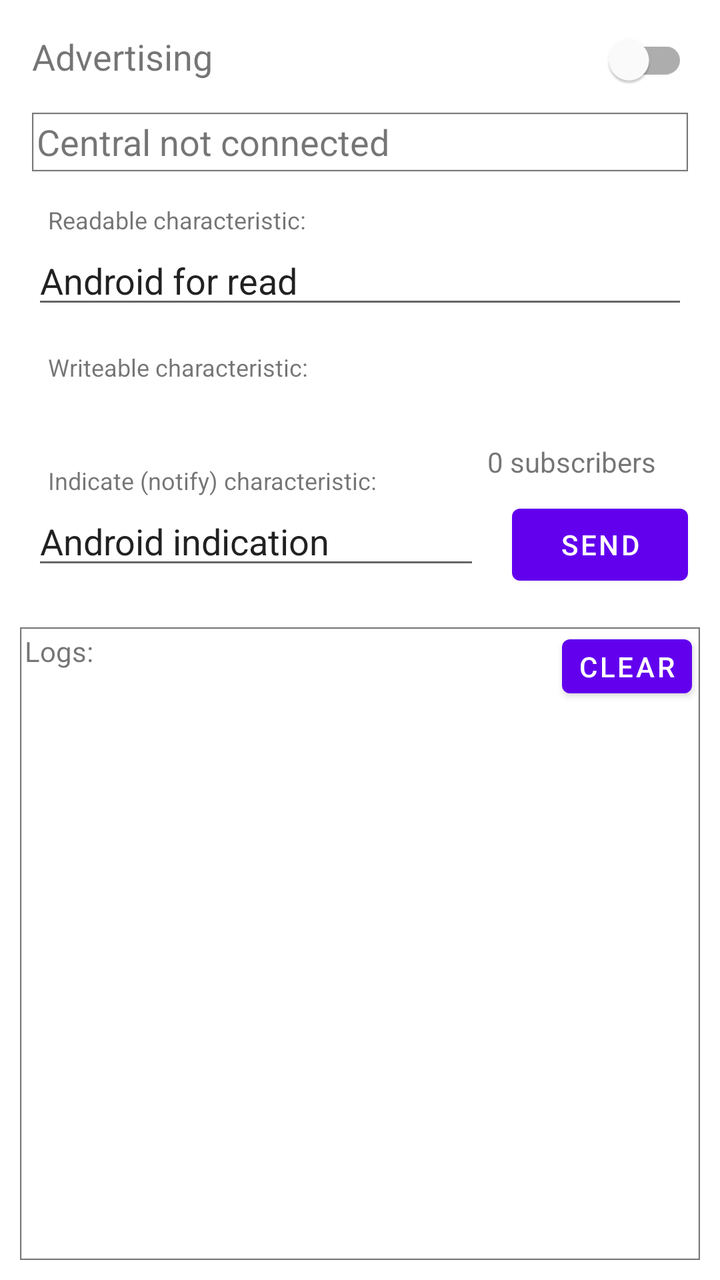
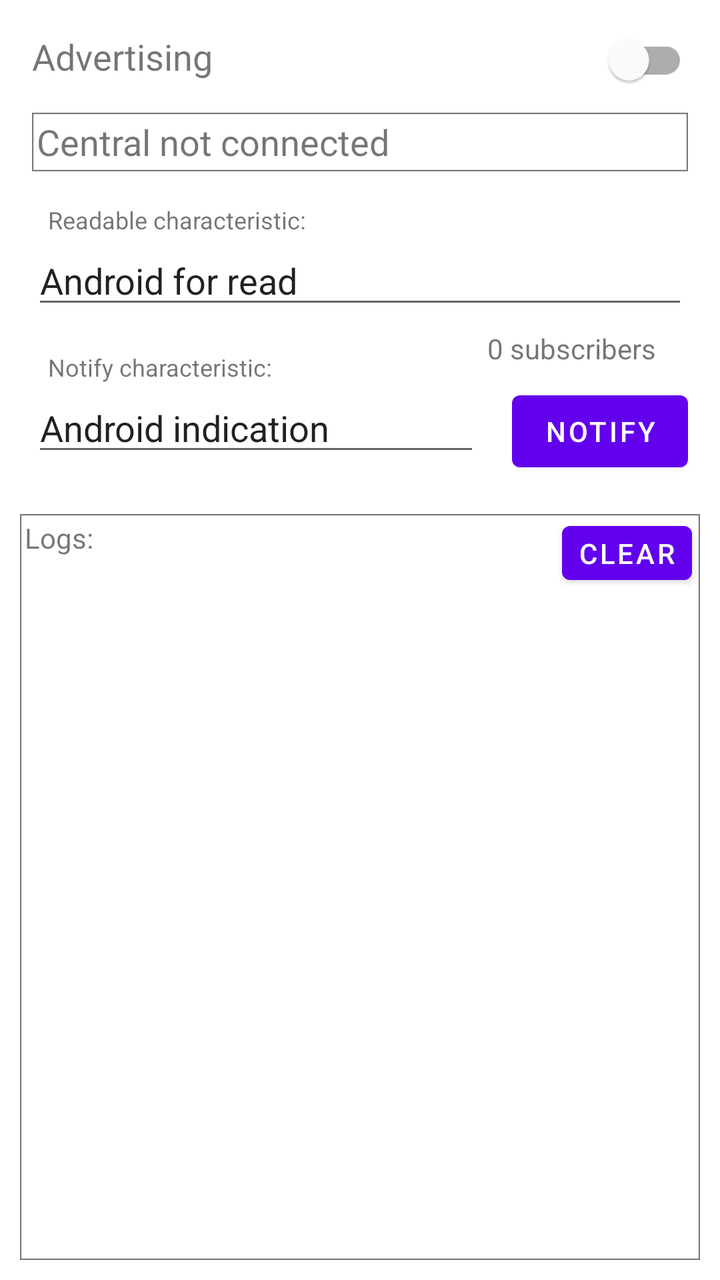

Before-and-after screenshots of an Android layout around one commit, followed by the original layout XML and the change that was made.
<!-- AndroidManifest.xml: application theme Theme.BLEProofPeripheral -->
<!-- res/layout/activity_main.xml -->
<?xml version="1.0" encoding="utf-8"?>
<androidx.constraintlayout.widget.ConstraintLayout xmlns:android="http://schemas.android.com/apk/res/android"
    xmlns:app="http://schemas.android.com/apk/res-auto"
    xmlns:tools="http://schemas.android.com/tools"
    android:layout_width="match_parent"
    android:layout_height="match_parent"
    android:layout_marginTop="96dp"
    tools:context=".MainActivity">

    <TextView
        android:id="@+id/textViewIsAdvertising"
        android:layout_width="wrap_content"
        android:layout_height="wrap_content"
        android:layout_marginStart="16dp"
        android:layout_marginTop="16dp"
        android:text="@string/text_static_is_advertising"
        android:textSize="18sp"
        app:layout_constraintStart_toStartOf="parent"
        app:layout_constraintTop_toTopOf="parent" />

    <com.google.android.material.switchmaterial.SwitchMaterial
        android:id="@+id/switchAdvertising"
        android:layout_width="wrap_content"
        android:layout_height="wrap_content"
        android:layout_marginEnd="16dp"
        android:checked="false"
        app:layout_constraintBaseline_toBaselineOf="@+id/textViewIsAdvertising"
        app:layout_constraintEnd_toEndOf="parent" />

    <ScrollView
        android:id="@+id/scrollViewLog"
        android:layout_width="match_parent"
        android:layout_height="0dp"
        android:layout_marginStart="10dp"
        android:layout_marginTop="24dp"
        android:layout_marginEnd="10dp"
        android:layout_marginBottom="10dp"
        android:layout_weight="1"
        android:background="@drawable/img_gray_border"
        app:layout_constraintBottom_toBottomOf="parent"
        app:layout_constraintEnd_toEndOf="parent"
        app:layout_constraintHorizontal_bias="0.0"
        app:layout_constraintStart_toStartOf="parent"
        app:layout_constraintTop_toBottomOf="@+id/editTextCharForIndicate">

        <TextView
            android:id="@+id/textViewLog"
            android:layout_width="wrap_content"
            android:layout_height="wrap_content"
            android:text="Logs:" />

    </ScrollView>

    <TextView
        android:id="@+id/textViewConnectionState"
        android:layout_width="0dp"
        android:layout_height="wrap_content"
        android:layout_marginStart="16dp"
        android:layout_marginTop="16dp"
        android:layout_marginEnd="16dp"
        android:background="@drawable/img_gray_border"
        android:text="@string/text_disconnected"
        android:textSize="18sp"
        app:layout_constraintEnd_toEndOf="parent"
        app:layout_constraintStart_toStartOf="parent"
        app:layout_constraintTop_toBottomOf="@+id/textViewIsAdvertising" />

    <TextView
        android:id="@+id/textViewCharForWrite"
        android:layout_width="wrap_content"
        android:layout_height="wrap_content"
        android:layout_marginStart="16dp"
        android:textSize="18sp"
        app:layout_constraintStart_toStartOf="parent"
        app:layout_constraintTop_toBottomOf="@+id/textViewHintCharForWrite" />

    <TextView
        android:id="@+id/textViewHintCharForWrite"
        android:layout_width="wrap_content"
        android:layout_height="wrap_content"
        android:layout_marginStart="24dp"
        android:layout_marginTop="16dp"
        android:text="@string/text_static_char_for_write"
        android:textSize="12sp"
        app:layout_constraintStart_toStartOf="parent"
        app:layout_constraintTop_toBottomOf="@+id/editTextCharForRead" />

    <TextView
        android:id="@+id/textViewHintCharForRead"
        android:layout_width="wrap_content"
        android:layout_height="wrap_content"
        android:layout_marginStart="24dp"
        android:layout_marginTop="16dp"
        android:labelFor="@id/editTextCharForRead"
        android:text="@string/text_static_char_for_read"
        android:textSize="12sp"
        app:layout_constraintStart_toStartOf="parent"
        app:layout_constraintTop_toBottomOf="@+id/textViewConnectionState" />

    <EditText
        android:id="@+id/editTextCharForRead"
        android:layout_width="0dp"
        android:layout_height="wrap_content"
        android:layout_marginStart="16dp"
        android:layout_marginEnd="16dp"
        android:ems="10"
        android:importantForAutofill="no"
        android:inputType="text"
        android:text="Android for read"
        app:layout_constraintEnd_toEndOf="parent"
        app:layout_constraintStart_toStartOf="parent"
        app:layout_constraintTop_toBottomOf="@+id/textViewHintCharForRead" />

    <TextView
        android:id="@+id/textViewHintCharForIndicate"
        android:layout_width="wrap_content"
        android:layout_height="wrap_content"
        android:layout_marginStart="24dp"
        android:layout_marginTop="16dp"
        android:text="@string/text_static_char_for_indicate"
        android:textSize="12sp"
        app:layout_constraintStart_toStartOf="parent"
        app:layout_constraintTop_toBottomOf="@+id/textViewCharForWrite" />

    <EditText
        android:id="@+id/editTextCharForIndicate"
        android:layout_width="0dp"
        android:layout_height="wrap_content"
        android:layout_marginStart="16dp"
        android:layout_marginEnd="16dp"
        android:ems="10"
        android:inputType="text"
        android:text="Android indication"
        app:layout_constraintEnd_toStartOf="@+id/buttonSend"
        app:layout_constraintStart_toStartOf="parent"
        app:layout_constraintTop_toBottomOf="@+id/textViewHintCharForIndicate" />

    <Button
        android:id="@+id/buttonSend"
        android:layout_width="wrap_content"
        android:layout_height="wrap_content"
        android:layout_marginEnd="16dp"
        android:onClick="onTapSend"
        android:text="@string/button_send"
        app:layout_constraintBaseline_toBaselineOf="@+id/editTextCharForIndicate"
        app:layout_constraintEnd_toEndOf="parent" />

    <TextView
        android:id="@+id/textViewSubscribers"
        android:layout_width="wrap_content"
        android:layout_height="wrap_content"
        android:layout_marginEnd="32dp"
        android:layout_marginBottom="8dp"
        android:text="0 subscribers"
        app:layout_constraintBottom_toTopOf="@+id/buttonSend"
        app:layout_constraintEnd_toEndOf="parent" />

    <Button
        android:id="@+id/buttonClearLog"
        android:layout_width="wrap_content"
        android:layout_height="wrap_content"
        android:layout_marginEnd="4dp"
        android:minWidth="48dip"
        android:minHeight="32dip"
        android:onClick="onTapClearLog"
        android:paddingLeft="8dp"
        android:paddingTop="4dp"
        android:paddingRight="8dp"
        android:paddingBottom="4dp"
        android:text="@string/button_clear_log"
        app:layout_constraintEnd_toEndOf="@+id/scrollViewLog"
        app:layout_constraintTop_toTopOf="@+id/scrollViewLog" />

</androidx.constraintlayout.widget.ConstraintLayout>
<!-- resources referenced by this layout -->
<resources>
  <!-- drawable img_gray_border: png bitmap (drawable-hdpi, 338 bytes) -->
  <string name="button_clear_log">Clear</string>
  <string name="button_send">Send</string>
  <string name="text_disconnected">Central not connected</string>
  <string name="text_static_char_for_indicate">Indicate (notify) characteristic:</string>
  <string name="text_static_char_for_read">Readable characteristic:</string>
  <string name="text_static_char_for_write">Writeable characteristic:</string>
  <string name="text_static_is_advertising">Advertising</string>
  <style name="Theme.BLEProofPeripheral" parent="Theme.MaterialComponents.DayNight.DarkActionBar">
          
          <item name="colorPrimary">@color/purple_500</item>
          <item name="colorPrimaryVariant">@color/purple_700</item>
          <item name="colorOnPrimary">@color/white</item>
          
          <item name="colorSecondary">@color/teal_200</item>
          <item name="colorSecondaryVariant">@color/teal_700</item>
          <item name="colorOnSecondary">@color/black</item>
          
          <item name="android:statusBarColor" tools:targetApi="l">?attr/colorPrimaryVariant</item>
          
      </style>
  <color name="purple_500">#FF6200EE</color>
  <color name="purple_700">#FF3700B3</color>
  <color name="white">#FFFFFFFF</color>
  <color name="teal_200">#FF03DAC5</color>
  <color name="teal_700">#FF018786</color>
  <color name="black">#FF000000</color>
</resources>

<!-- the commit's change to res/layout/activity_main.xml (unified diff, before → after) -->
@@ -41,7 +41,7 @@
         app:layout_constraintEnd_toEndOf="parent"
         app:layout_constraintHorizontal_bias="0.0"
         app:layout_constraintStart_toStartOf="parent"
-        app:layout_constraintTop_toBottomOf="@+id/editTextCharForIndicate">
+        app:layout_constraintTop_toBottomOf="@+id/editTextCharForNotify">
 
         <TextView
             android:id="@+id/textViewLog"
@@ -64,26 +64,6 @@
         app:layout_constraintEnd_toEndOf="parent"
         app:layout_constraintStart_toStartOf="parent"
         app:layout_constraintTop_toBottomOf="@+id/textViewIsAdvertising" />
-
-    <TextView
-        android:id="@+id/textViewCharForWrite"
-        android:layout_width="wrap_content"
-        android:layout_height="wrap_content"
-        android:layout_marginStart="16dp"
-        android:textSize="18sp"
-        app:layout_constraintStart_toStartOf="parent"
-        app:layout_constraintTop_toBottomOf="@+id/textViewHintCharForWrite" />
-
-    <TextView
-        android:id="@+id/textViewHintCharForWrite"
-        android:layout_width="wrap_content"
-        android:layout_height="wrap_content"
-        android:layout_marginStart="24dp"
-        android:layout_marginTop="16dp"
-        android:text="@string/text_static_char_for_write"
-        android:textSize="12sp"
-        app:layout_constraintStart_toStartOf="parent"
-        app:layout_constraintTop_toBottomOf="@+id/editTextCharForRead" />
 
     <TextView
         android:id="@+id/textViewHintCharForRead"
@@ -112,28 +92,29 @@
         app:layout_constraintTop_toBottomOf="@+id/textViewHintCharForRead" />
 
     <TextView
-        android:id="@+id/textViewHintCharForIndicate"
+        android:id="@+id/textViewHintCharForNotify"
         android:layout_width="wrap_content"
         android:layout_height="wrap_content"
         android:layout_marginStart="24dp"
         android:layout_marginTop="16dp"
-        android:text="@string/text_static_char_for_indicate"
+        android:text="@string/text_static_char_for_notify"
         android:textSize="12sp"
         app:layout_constraintStart_toStartOf="parent"
-        app:layout_constraintTop_toBottomOf="@+id/textViewCharForWrite" />
+        app:layout_constraintTop_toBottomOf="@+id/editTextCharForRead" />
 
     <EditText
-        android:id="@+id/editTextCharForIndicate"
+        android:id="@+id/editTextCharForNotify"
         android:layout_width="0dp"
         android:layout_height="wrap_content"
         android:layout_marginStart="16dp"
         android:layout_marginEnd="16dp"
+        android:autofillHints=""
         android:ems="10"
         android:inputType="text"
         android:text="Android indication"
         app:layout_constraintEnd_toStartOf="@+id/buttonSend"
         app:layout_constraintStart_toStartOf="parent"
-        app:layout_constraintTop_toBottomOf="@+id/textViewHintCharForIndicate" />
+        app:layout_constraintTop_toBottomOf="@+id/textViewHintCharForNotify" />
 
     <Button
         android:id="@+id/buttonSend"
@@ -141,8 +122,8 @@
         android:layout_height="wrap_content"
         android:layout_marginEnd="16dp"
         android:onClick="onTapSend"
-        android:text="@string/button_send"
-        app:layout_constraintBaseline_toBaselineOf="@+id/editTextCharForIndicate"
+        android:text="@string/button_notify"
+        app:layout_constraintBaseline_toBaselineOf="@+id/editTextCharForNotify"
         app:layout_constraintEnd_toEndOf="parent" />
 
     <TextView
<!-- resource entries referenced after the edit -->
@@ -2,11 +2,10 @@
 <resources>
   <!-- drawable img_gray_border: png bitmap (drawable-hdpi, 338 bytes) -->
   <string name="button_clear_log">Clear</string>
-  <string name="button_send">Send</string>
+  <string name="button_notify">Notify</string>
   <string name="text_disconnected">Central not connected</string>
-  <string name="text_static_char_for_indicate">Indicate (notify) characteristic:</string>
+  <string name="text_static_char_for_notify">Notify characteristic:</string>
   <string name="text_static_char_for_read">Readable characteristic:</string>
-  <string name="text_static_char_for_write">Writeable characteristic:</string>
   <string name="text_static_is_advertising">Advertising</string>
   <style name="Theme.BLEProofPeripheral" parent="Theme.MaterialComponents.DayNight.DarkActionBar">
           
